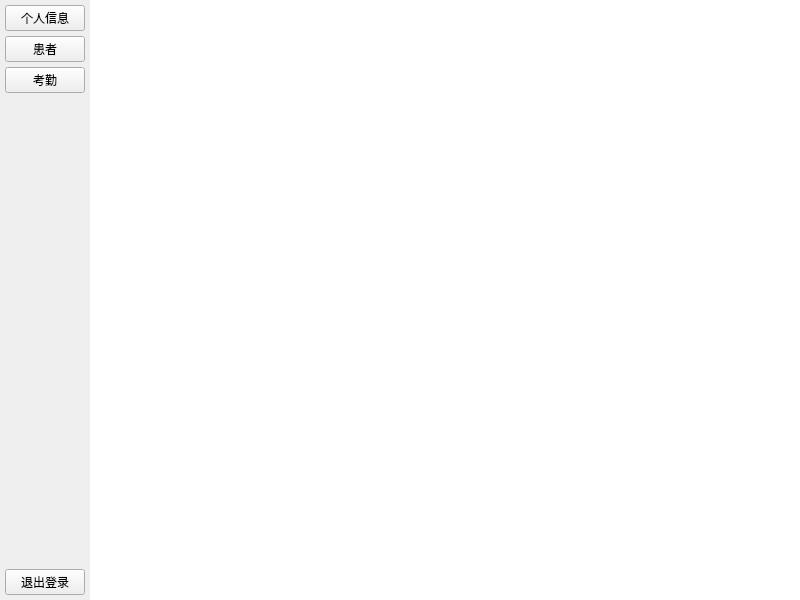
Before: the Qt Designer form code/doctor/doctorclient.ui in laonuo2004/cpp-qt-medical-system, drawn with Qt 5.
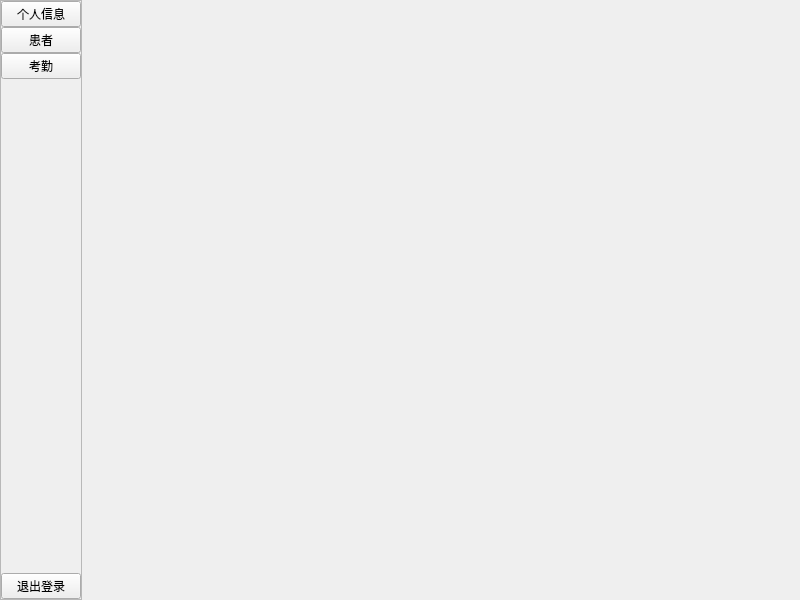
After: the same form once the commit is applied.

Diff of the .ui file:
```diff
--- a/code/doctor/doctorclient.ui
+++ b/code/doctor/doctorclient.ui
@@ -31,21 +31,48 @@
      <number>0</number>
     </property>
     <item>
+     <widget class="QFrame" name="SideBarFrame">
+      <property name="styleSheet">
+       <string notr="true"/>
+      </property>
+      <property name="frameShape">
+       <enum>QFrame::StyledPanel</enum>
+      </property>
+      <property name="frameShadow">
+       <enum>QFrame::Raised</enum>
+      </property>
+      <layout class="QVBoxLayout" name="verticalLayout_2">
+       <property name="spacing">
+        <number>0</number>
+       </property>
+       <property name="leftMargin">
+        <number>0</number>
+       </property>
+       <property name="topMargin">
+        <number>0</number>
+       </property>
+       <property name="rightMargin">
+        <number>0</number>
+       </property>
+       <property name="bottomMargin">
+        <number>0</number>
+       </property>
+       <item>
      <layout class="QVBoxLayout" name="verticalLayout">
       <property name="spacing">
-       <number>5</number>
+          <number>0</number>
       </property>
       <property name="leftMargin">
-       <number>5</number>
+          <number>0</number>
       </property>
       <property name="topMargin">
-       <number>5</number>
+          <number>0</number>
       </property>
       <property name="rightMargin">
-       <number>5</number>
+          <number>0</number>
       </property>
       <property name="bottomMargin">
-       <number>5</number>
+          <number>0</number>
       </property>
       <item>
        <widget class="QPushButton" name="InfoBtn">
@@ -108,10 +135,13 @@
       </item>
      </layout>
     </item>
+      </layout>
+     </widget>
+    </item>
     <item>
      <widget class="QStackedWidget" name="stackedWidget">
       <property name="styleSheet">
-       <string notr="true">background-color: rgb(255, 255, 255);</string>
+       <string notr="true"/>
       </property>
       <property name="currentIndex">
        <number>-1</number>
```
Left out of the diff: 10 changed lines with no effect on the pictures. Lines whose indentation alone changed are shown as unchanged.
